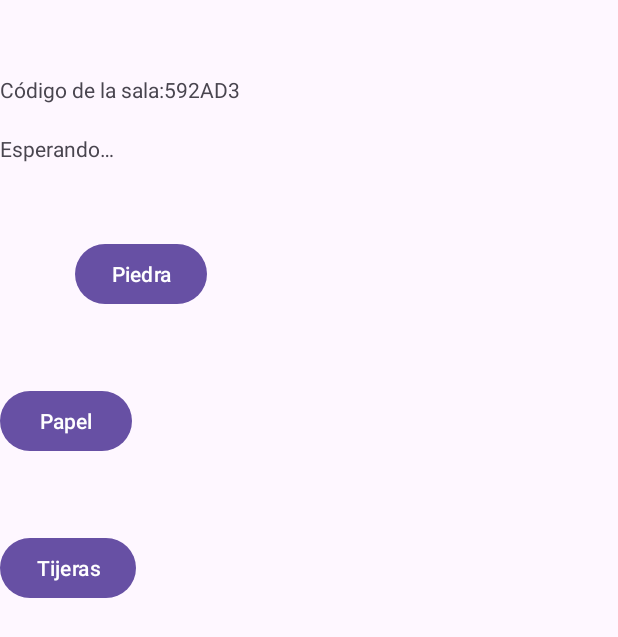
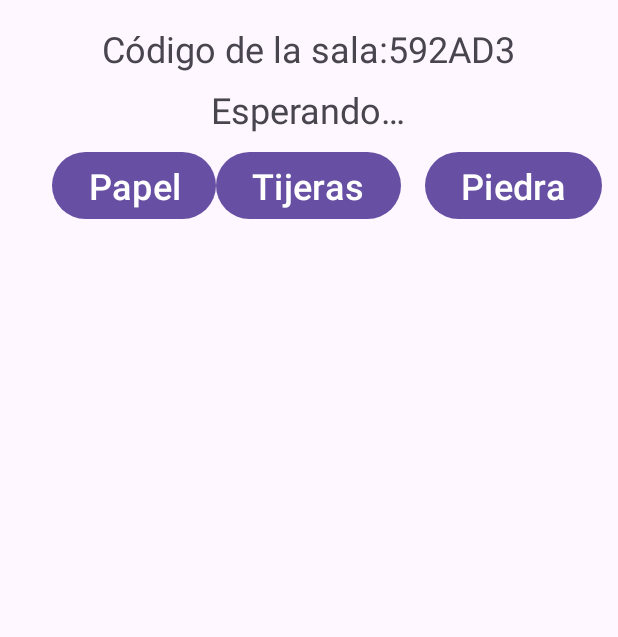
Before and after one commit to AnxoAbueloVeira/TT_PS, an Android app: the screen it shows after launch (RPSGameActivity), after a tap on "Crear Piedra, papel o tijera", on a phone screen of 412 x 824 dp. Shown: the top 637 px of the screen. Run offline under Robolectric (Android 15) with nearby library versions, the phone set to English and light mode, and no system bars; our stand-ins replace Firebase (no records; nobody signed in at launch, a user with empty details on screens opened directly).

Commit message:
Mejora layout RPS

```diff
--- a/TTPS/app/src/main/res/layout/activity_rps.xml
+++ b/TTPS/app/src/main/res/layout/activity_rps.xml
@@ -1,9 +1,8 @@
 <?xml version="1.0" encoding="utf-8"?>
-<LinearLayout xmlns:android="http://schemas.android.com/apk/res/android"
+<RelativeLayout xmlns:android="http://schemas.android.com/apk/res/android"
     xmlns:tools="http://schemas.android.com/tools"
     android:layout_width="match_parent"
     android:layout_height="match_parent"
-    android:orientation="vertical"
     tools:context=".RPSGameActivity">
 
     <TextView
@@ -11,38 +10,55 @@
         android:layout_width="wrap_content"
         android:layout_height="wrap_content"
         android:text="@string/cod_sala"
-        android:layout_marginTop="50dp"/>
+        android:layout_centerHorizontal="true"
+        android:textSize="24sp"
+        android:layout_marginTop="16dp" />
+
 
     <TextView
         android:id="@+id/tv_status"
         android:layout_width="wrap_content"
         android:layout_height="wrap_content"
         android:text="@string/Esperando"
-        android:layout_marginTop="20dp"/>
-
-    <Button
-        android:id="@+id/btn_rock"
-        android:layout_width="wrap_content"
-        android:layout_height="wrap_content"
-        android:text="@string/Piedra"
-        android:layout_marginTop="50dp"
-        android:layout_marginStart="50dp"
-        />
+        android:layout_centerHorizontal="true"
+        android:layout_below="@id/tv_code"
+        android:textSize="24sp"
+        android:layout_marginTop="8dp" />
 
     <Button
         android:id="@+id/btn_paper"
         android:layout_width="wrap_content"
         android:layout_height="wrap_content"
         android:text="@string/Papel"
-        android:layout_marginTop="50dp"/>
+        android:layout_toLeftOf="@+id/btn_scissors"
+        android:layout_below="@id/tv_status"
+        android:textSize="24sp"
+        android:layout_marginTop="8dp"
+        />
+    <Button
+        android:id="@+id/btn_rock"
+        android:layout_width="wrap_content"
+        android:layout_height="wrap_content"
+        android:text="@string/Piedra"
+        android:layout_below="@id/tv_status"
+        android:layout_toRightOf="@+id/btn_scissors"
+        android:textSize="24sp"
+        android:layout_marginLeft="8dp"
+        android:layout_marginTop="8dp"
+        />
 
     <Button
         android:id="@+id/btn_scissors"
         android:layout_width="wrap_content"
         android:layout_height="wrap_content"
         android:text="@string/Tijeras"
-        android:layout_marginTop="50dp"
-        android:layout_marginEnd="50dp"
+        android:layout_below="@id/tv_status"
+        android:layout_centerHorizontal="true"
+        android:textSize="24sp"
+        android:layout_marginTop="8dp"
+        android:layout_marginRight="8dp"
         />
 
-</LinearLayout>
+
+
+</RelativeLayout>
```
